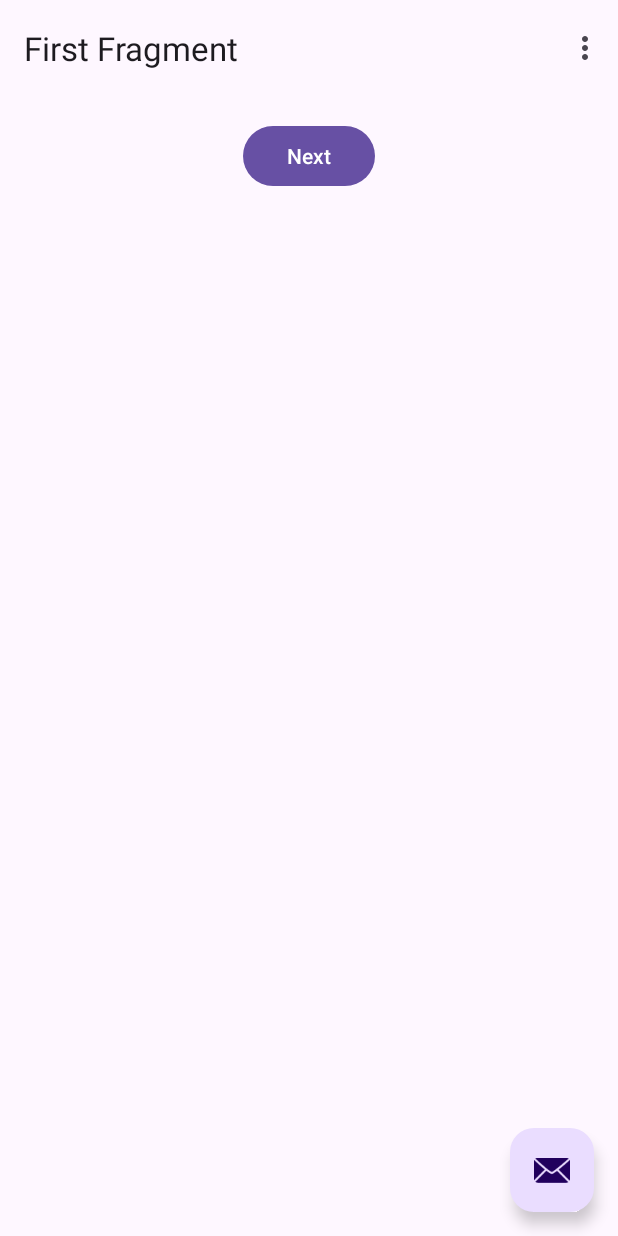
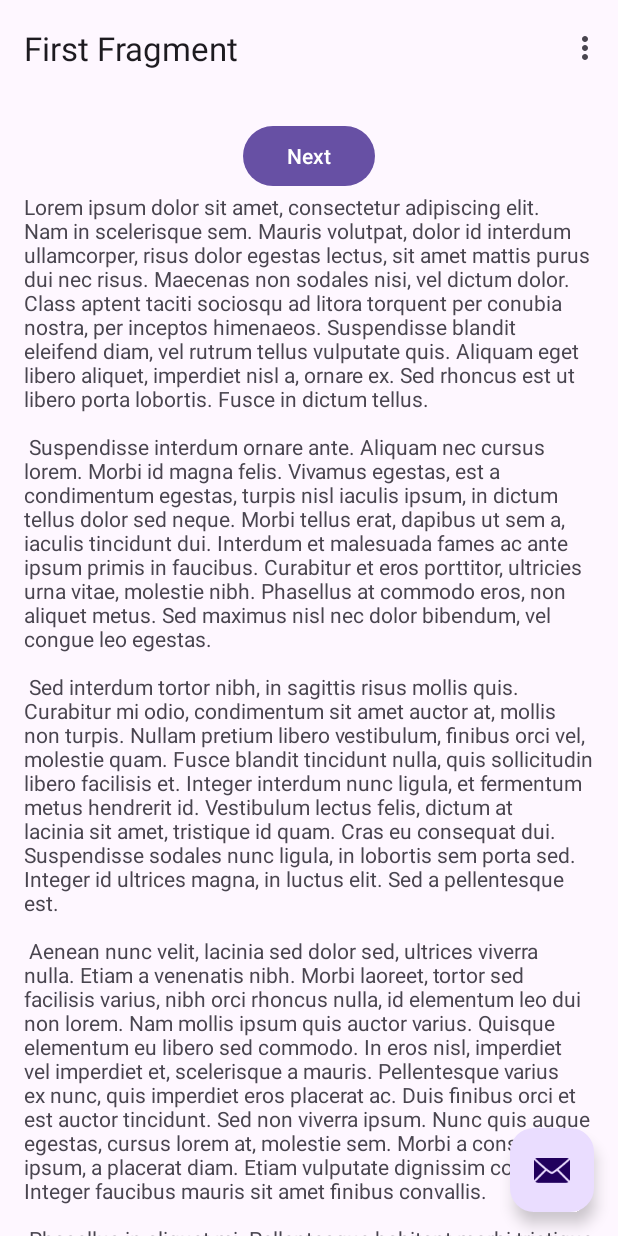
Before and after one commit to rohitashyogi0507620/Github_Leaning, an Android app: the screen it shows after launch (MainActivity), on a phone screen of 412 x 824 dp. Run offline under Robolectric (Android 15) with nearby library versions, the phone set to English and light mode, and no system bars; our stand-ins replace navigation-ui.

Commit message:
Commit 1

```diff
--- a/app/src/main/res/layout/fragment_first.xml
+++ b/app/src/main/res/layout/fragment_first.xml
@@ -21,5 +21,12 @@
             app:layout_constraintTop_toTopOf="parent" />
         />
 
+        <TextView
+            android:layout_width="match_parent"
+            android:layout_height="wrap_content"
+            android:text="@string/lorem_ipsum"
+            app:layout_constraintTop_toBottomOf="@+id/button_first"
+            tools:layout_editor_absoluteX="16dp"></TextView>
+
     </androidx.constraintlayout.widget.ConstraintLayout>
 </androidx.core.widget.NestedScrollView>
```
